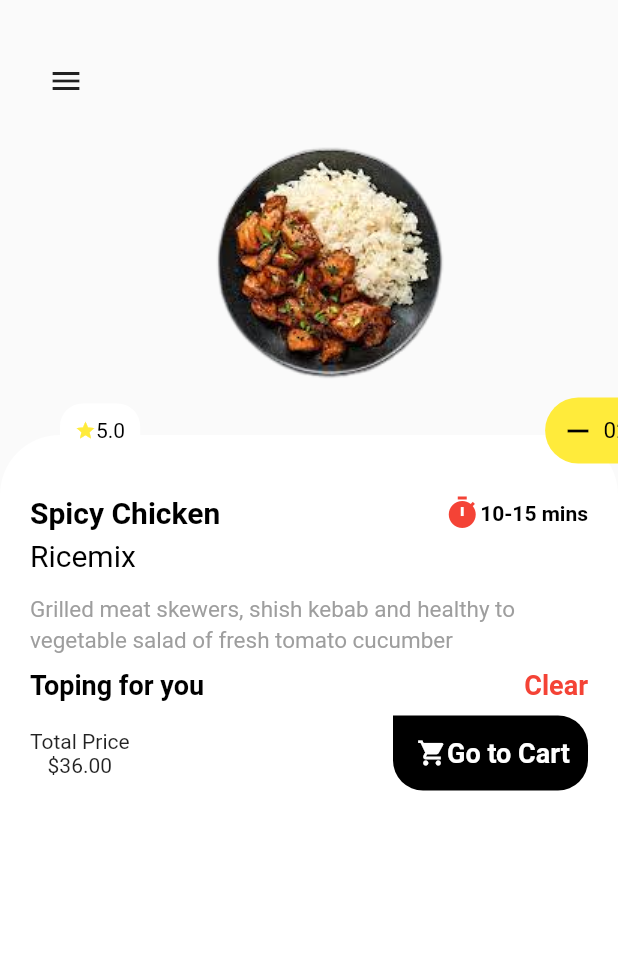
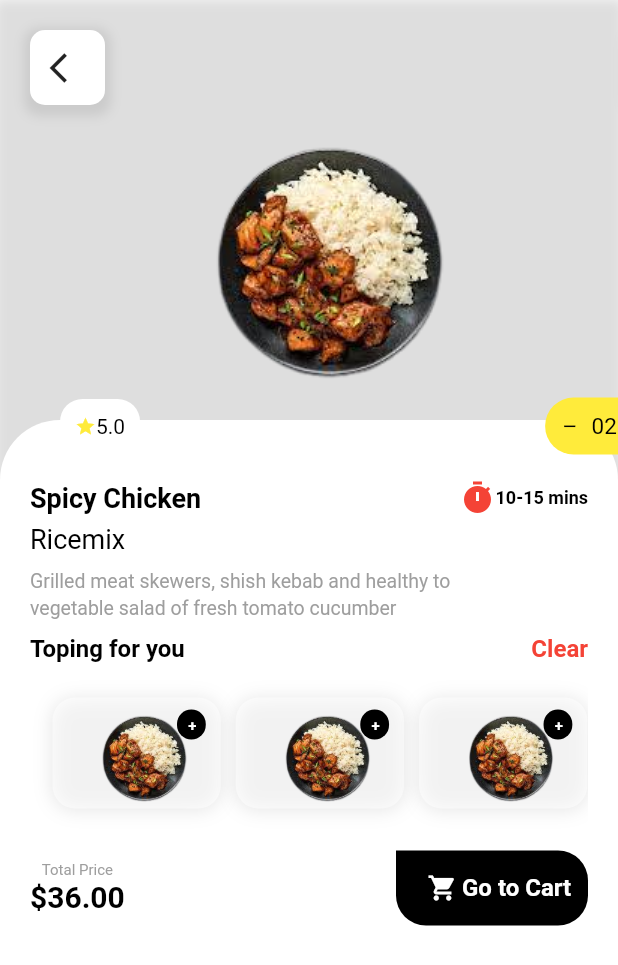
Before and after one commit to Nazninjhum/Food-App-UI, a Flutter app: the ProductPage screen opened directly, on a phone screen of 412 x 824 dp. Shown: the top 965 px of the screen. Run offline on Flutter 3.47's test engine with Material 2 defaults, Android fonts, the phone set to English and light mode, and no system bars; our stand-ins replace curved_navigation_bar.

Commit message:
new file add

```diff
--- a/lib/main.dart
+++ b/lib/main.dart
@@ -1,4 +1,5 @@
 import 'package:flutter/material.dart';
+import 'package:foodapp/pages/cart_page.dart';
 import 'package:foodapp/pages/home_page.dart';
 import 'package:foodapp/pages/products.dart';
 import 'package:foodapp/widget/main_page.dart';
@@ -12,7 +13,7 @@ class MyApp extends StatelessWidget {
   Widget build(BuildContext context) {
     return MaterialApp(
       debugShowCheckedModeBanner: false,
-      home: ProductPage(),
+      home: CartPage(),
     );
   }
 }
--- a/lib/pages/products.dart
+++ b/lib/pages/products.dart
@@ -1,5 +1,6 @@
 import 'package:flutter/cupertino.dart';
 import 'package:flutter/material.dart';
+import 'package:foodapp/pages/cart_page.dart';
 class ProductPage extends StatefulWidget {
   const ProductPage({Key? key}) : super(key: key);
 
@@ -23,6 +24,13 @@ class _ProductPageState extends State<ProductPage> {
               width: double.maxFinite,
                 height: 330,
                 decoration: BoxDecoration(
+                  boxShadow: [
+                    BoxShadow(
+                        color: Colors.grey.withOpacity(0.3),
+                        blurRadius: 6.0,
+                        spreadRadius: 4.0,
+                        offset: Offset(0.0, 3.0))
+                  ],
                   image: DecorationImage(
                     image: AssetImage('images/rice.png'),
 
@@ -31,21 +39,52 @@ class _ProductPageState extends State<ProductPage> {
             ),),
             Positioned(
               left: 20,
-              top: 30,
+              top: 20,
               child: Row(
-                mainAxisAlignment: MainAxisAlignment.spaceBetween,
                 children: [
-                  IconButton(onPressed: (){},icon: Icon(Icons.menu),),
-                  SizedBox(width: 370,),
-                  IconButton(onPressed: (){},icon: Icon(Icons.favorite,color: Colors.red,),),
+                  Container(
+                    height: 50.0,
+                    width: 50.0,
+                    decoration: BoxDecoration(
+                        borderRadius: BorderRadius.circular(10),
+                        boxShadow: [
+                          BoxShadow(
+                              color: Colors.grey.withOpacity(0.3),
+                              blurRadius: 6.0,
+                              spreadRadius: 4.0,
+                              offset: Offset(0.0, 3.0))
+                        ],
+                        color: Colors.white,
+                        shape: BoxShape.rectangle,
+                        ),
+                    child:IconButton(onPressed: (){},icon: Icon(Icons.arrow_back_ios),),
+                  ),
+                  SizedBox(width: 350,),
+                  Container(
+                    height: 50.0,
+                    width: 50.0,
+                    decoration: BoxDecoration(
+                        borderRadius: BorderRadius.circular(10),
+                        boxShadow: [
+                          BoxShadow(
+                              color: Colors.grey.withOpacity(0.3),
+                              blurRadius: 6.0,
+                              spreadRadius: 4.0,
+                              offset: Offset(0.0, 3.0))
+                        ],
+                        color: Colors.white,
+                        shape: BoxShape.rectangle,
+                        ),
+                    child:IconButton(onPressed: (){},icon: Icon(Icons.favorite,color: Colors.red,),),
+                  ),
                 ],
               ),
             ),
             Positioned(
-              bottom: 0,top: 290,left: 0,right: 0,
+              bottom: 0,top: 280,left: 0,right: 0,
               child: Container(
                 padding: EdgeInsets.only(left: 20,right: 20, top: 30),
-                height: 500,
+                height: 520,
                 decoration: BoxDecoration(
                   color: Colors.white,
                   borderRadius: BorderRadius.only(
@@ -60,13 +99,13 @@ class _ProductPageState extends State<ProductPage> {
                       mainAxisAlignment: MainAxisAlignment.spaceBetween,
                       children: [
                         Text("Spicy Chicken",
-                          style: TextStyle(fontSize: 20,
+                          style: TextStyle(fontSize: 18,
                               fontWeight: FontWeight.bold,color: Colors.black),),
                         Row(
                           children: [
                             Icon(Icons.timer, color: Colors.red,),
                             Text("10-15 mins",
-                              style: TextStyle(fontSize: 14,
+                              style: TextStyle(fontSize: 12,
                                   fontWeight: FontWeight.bold,color: Colors.black),),
                           ],
                         ),
@@ -77,15 +116,15 @@ class _ProductPageState extends State<ProductPage> {
                       mainAxisAlignment: MainAxisAlignment.start,
                       children: [
                         Text("Ricemix",
-                          style: TextStyle(fontSize: 20,
+                          style: TextStyle(fontSize: 18,
                               color: Colors.black),),
                       ],
                     ),
-                    SizedBox(height: 15,),
+                    SizedBox(height: 10,),
                     Row(
                       children: [
                         Text("Grilled meat skewers, shish kebab and healthy to",
-                          style: TextStyle(fontSize: 15,
+                          style: TextStyle(fontSize: 13,
                               color: Colors.grey),),
                       ],
                     ),
@@ -93,7 +132,7 @@ class _ProductPageState extends State<ProductPage> {
                     Row(
                       children: [
                         Text("vegetable salad of fresh tomato cucumber",
-                          style: TextStyle(fontSize: 15,
+                          style: TextStyle(fontSize: 13,
                               color: Colors.grey),),
                       ],
                     ),
@@ -102,13 +141,57 @@ class _ProductPageState extends State<ProductPage> {
                       mainAxisAlignment: MainAxisAlignment.spaceBetween,
                       children: [
                         Text("Toping for you",
-                          style: TextStyle(fontSize: 18,
+                          style: TextStyle(fontSize: 16,
                               fontWeight: FontWeight.bold,color: Colors.black),),
 
                         Text("Clear",
-                          style: TextStyle(fontSize: 18,
+                          style: TextStyle(fontSize: 16,
                               fontWeight: FontWeight.bold,color: Colors.red),),
                       ],
+                    ),
+                    SizedBox(height: 5,),
+                    Container(
+                      height: 110,
+                      child: ListView.builder(
+                          padding: EdgeInsets.all(15),
+                        scrollDirection: Axis.horizontal,
+                          itemBuilder: (context, index) =>
+                              Container(
+                                alignment: Alignment.center,
+                                padding: EdgeInsets.symmetric(
+                                    horizontal: 5.0, vertical: 3.0),
+                                margin: EdgeInsets.only(right: 10,top: 3,bottom: 3),
+                                decoration: BoxDecoration(
+                                    borderRadius: BorderRadius.circular(15),
+                                    color: Colors.white.withOpacity(0.5),
+                                    boxShadow: [
+                                BoxShadow(
+                                color: Colors.black.withOpacity(0.10),
+                                offset: Offset(0, 1),
+                                blurRadius: 10,
+                                ),
+                                ],
+                              ),
+                                child: Stack(
+                                  children: [
+                                    Image.asset('images/rice.png'),
+                                    Positioned(
+                                      left: 78,right: 5,top: 5,
+                                        child: Container(
+                                          height: 20,
+                                          padding: EdgeInsets.all(5),
+                                          decoration: BoxDecoration(
+                                              color: Colors.black,
+                                              borderRadius: BorderRadius.circular(20)
+                                          ),
+                                          child: Text(' +',style: TextStyle(fontSize: 10,
+                                              fontWeight: FontWeight.bold,color: Colors.white),),
+                                        )),
+                                  ],
+                                ),
+                              ),
+
+                          itemCount: 4),
                     ),
                     SizedBox(height: 10,),
                     Row(
@@ -118,17 +201,24 @@ class _ProductPageState extends State<ProductPage> {
                           child: Column(
                             children: [
                               Row(children: [
-                                Text('Total Price')
+                                Text('Total Price',style: TextStyle(
+                                  fontSize: 10,
+                                  color: Colors.grey,
+                                ),)
                               ],),
                               Row(children: [
-                                Text('\$36.00')
+                                Text('\$36.00',style: TextStyle(
+                                  fontSize: 20,
+                                  fontWeight: FontWeight.bold,
+                                  color: Colors.black,
+                                ),),
                               ],),
                             ],
                           ),
                         ),
                         SizedBox(
                           height: 50,
-                          width: 130,
+                          width: 128,
                           child: FlatButton(
                             color: Colors.black,
                             shape: RoundedRectangleBorder(
@@ -138,17 +228,23 @@ class _ProductPageState extends State<ProductPage> {
                                 bottomRight: Radius.circular(20),
                               ),
                             ),
-                            onPressed: (){},
+                            onPressed: (){
+                              Navigator.push(context, MaterialPageRoute(builder: (contex)=>CartPage()));
+                            },
+                            child: Padding(
+                              padding: const EdgeInsets.all(5.0),
                               child: Row(
                                 children: [
                                   Icon(Icons.shopping_cart,color: Colors.white,size: 20,),
+                                  SizedBox(width: 3,),
                                   Text("Go to Cart",
                                     style: TextStyle(
-                                    fontSize: 18,
+                                      fontSize: 16,
                                       fontWeight: FontWeight.bold,
                                       color: Colors.white,
                                     ),),
                                 ],
+                              ),
                             ),
                           ),
                         ),
@@ -186,11 +282,11 @@ class _ProductPageState extends State<ProductPage> {
                     ),
                     child: Row(
                       children: [
-                        Icon(Icons.remove,color: Colors.black,),
-                        SizedBox(width: 5,),
+                        Icon(Icons.remove,color: Colors.black,size: 13,),
+                        SizedBox(width: 8,),
                         Text('02',style: TextStyle(color: Colors.black,fontSize: 15),),
-                        SizedBox(width: 5,),
-                        Icon(Icons.add,color: Colors.black,),
+                        SizedBox(width: 8,),
+                        Icon(Icons.add,color: Colors.black,size: 13,),
                       ],
                     ),
                   ),
```
Also changed, not shown: lib/pages/cart_page.dart (added, +346 -0 lines). Lines whose indentation alone changed are shown as unchanged.
